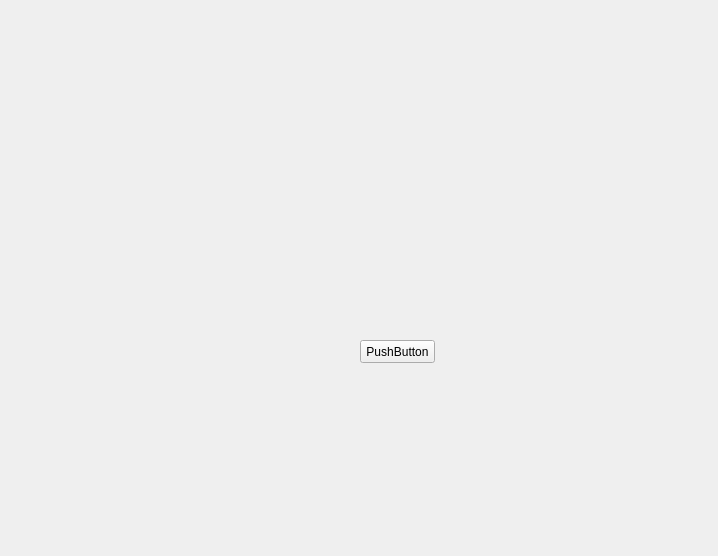
tanyiqu/CryptoKing, file ui/Forms/MainForm.ui: the form before one commit.
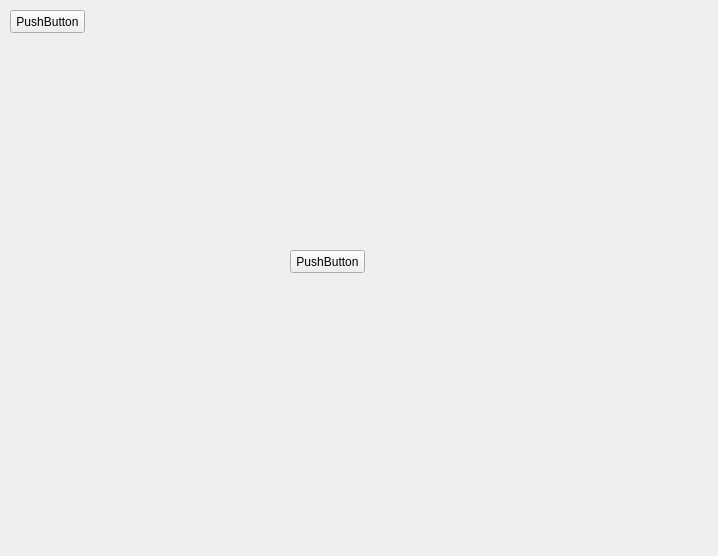
The form after the commit.

What changed in the file:
```diff
--- a/ui/Forms/MainForm.ui
+++ b/ui/Forms/MainForm.ui
@@ -16,8 +16,8 @@
   <widget class="QPushButton" name="pushButton">
    <property name="geometry">
     <rect>
-     <x>360</x>
-     <y>340</y>
+     <x>10</x>
+     <y>10</y>
      <width>75</width>
      <height>23</height>
     </rect>
@@ -26,6 +26,34 @@
     <string>PushButton</string>
    </property>
   </widget>
+  <widget class="QStackedWidget" name="stackedWidget">
+   <property name="geometry">
+    <rect>
+     <x>120</x>
+     <y>90</y>
+     <width>481</width>
+     <height>371</height>
+    </rect>
+   </property>
+   <property name="currentIndex">
+    <number>0</number>
+   </property>
+   <widget class="QWidget" name="page">
+    <widget class="QPushButton" name="pushButton_2">
+     <property name="geometry">
+      <rect>
+       <x>170</x>
+       <y>160</y>
+       <width>75</width>
+       <height>23</height>
+      </rect>
+     </property>
+     <property name="text">
+      <string>PushButton</string>
+     </property>
+    </widget>
+   </widget>
+  </widget>
  </widget>
  <resources/>
  <connections/>
```
Left out of the diff: 2 changed lines with no effect on the pictures.
